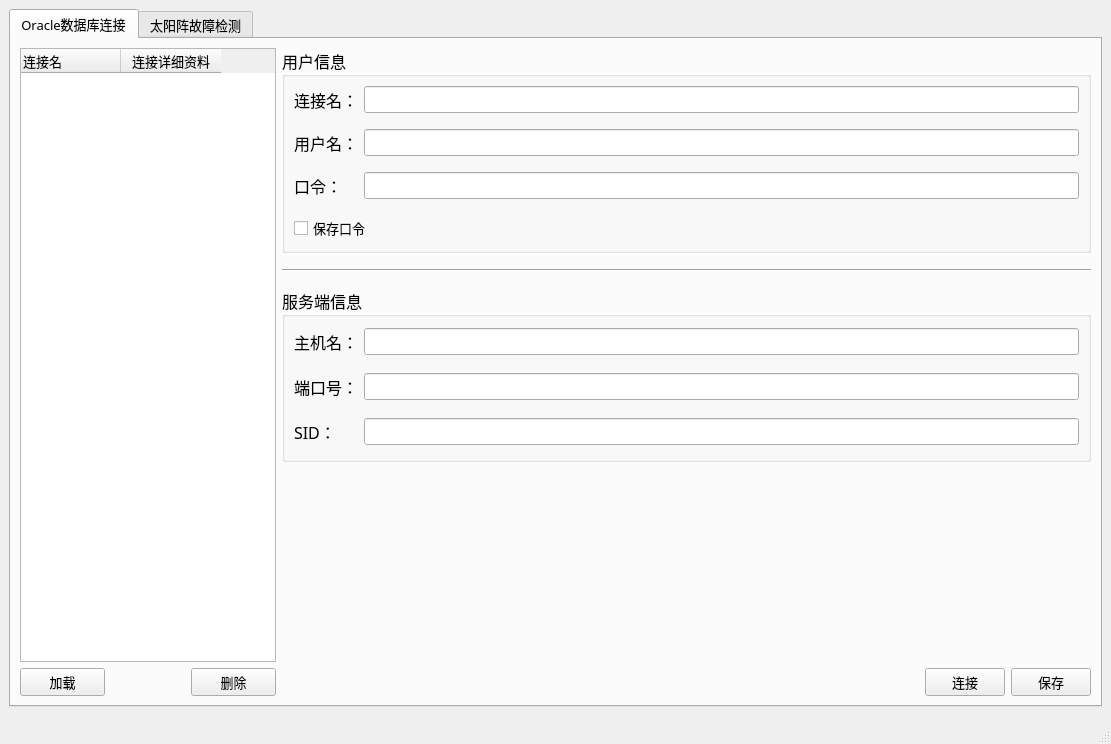
vinogl/Satellite, file QT/Window.ui: the form before one commit.
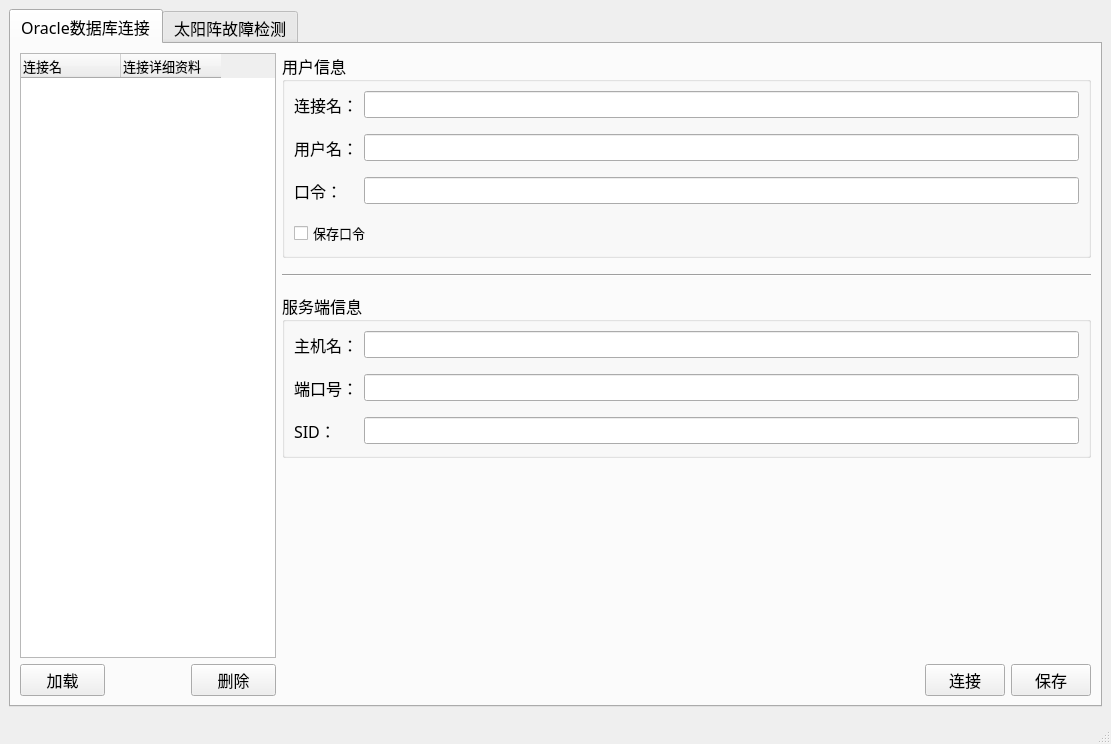
The form after the commit.

What changed in the file:
```diff
--- a/QT/Window.ui
+++ b/QT/Window.ui
@@ -26,7 +26,7 @@
       <property name="font">
        <font>
         <family>微软雅黑</family>
-        <pointsize>10</pointsize>
+        <pointsize>12</pointsize>
        </font>
       </property>
       <property name="currentIndex">
@@ -53,6 +53,9 @@
               <pointsize>10</pointsize>
              </font>
             </property>
+            <property name="columnCount">
+             <number>2</number>
+            </property>
             <column>
              <property name="text">
               <string>连接名</string>
@@ -65,6 +68,9 @@
              <property name="text">
               <string>连接详细资料</string>
              </property>
+             <property name="textAlignment">
+              <set>AlignLeading|AlignVCenter</set>
+             </property>
             </column>
            </widget>
           </item>
```
